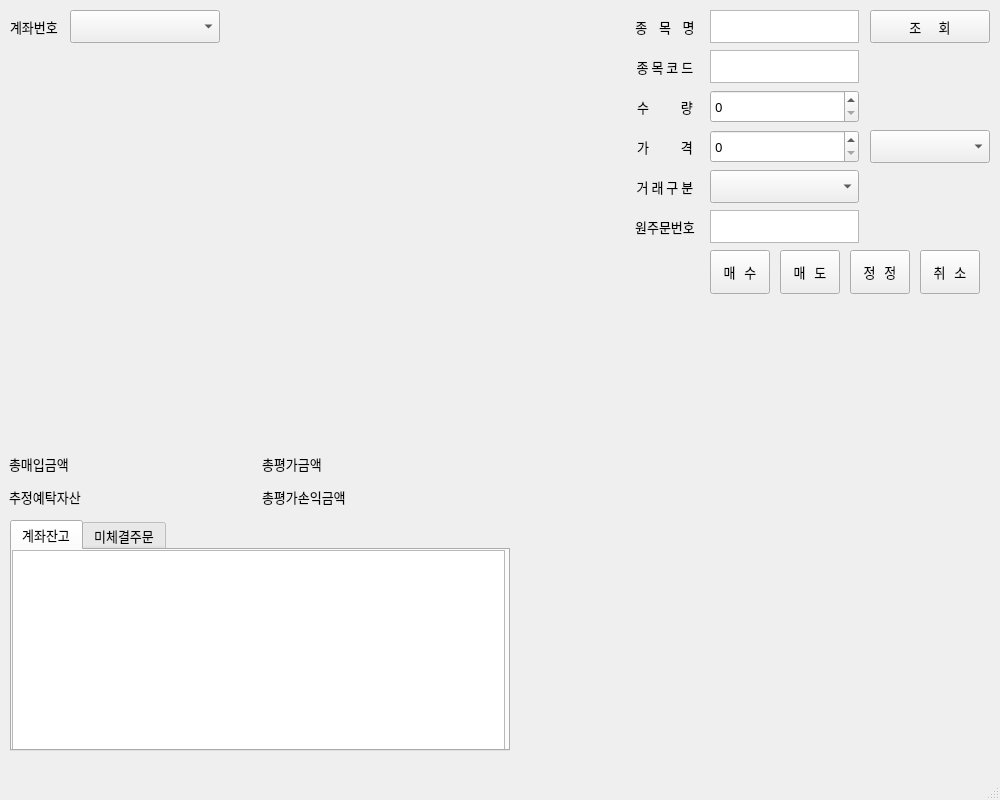
Qt form MyTRBot/main_window.ui (kyunam93/PycharmProjects) before a commit.
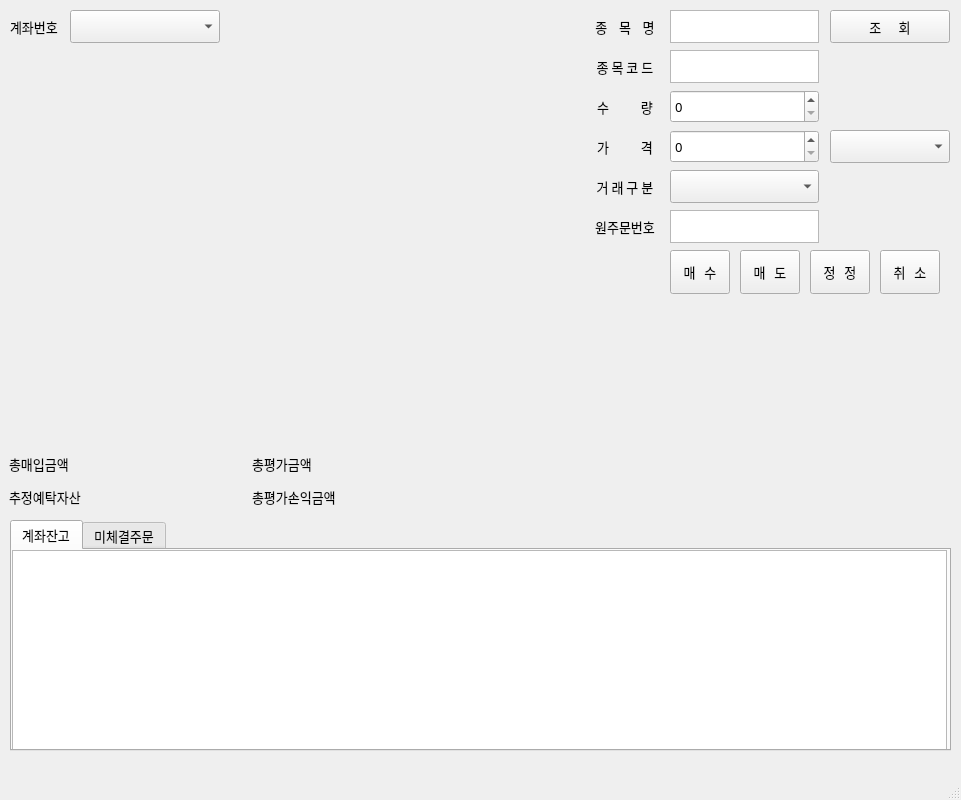
The same form after that commit. The open tabs and pages were chosen to show the change.

What changed in the file:
```diff
--- a/MyTRBot/main_window.ui
+++ b/MyTRBot/main_window.ui
@@ -6,7 +6,7 @@
    <rect>
     <x>0</x>
     <y>0</y>
-    <width>1000</width>
+    <width>961</width>
     <height>800</height>
    </rect>
   </property>
@@ -46,7 +46,7 @@
    <widget class="QLabel" name="label_2">
     <property name="geometry">
      <rect>
-      <x>630</x>
+      <x>590</x>
       <y>10</y>
       <width>70</width>
       <height>33</height>
@@ -62,7 +62,7 @@
    <widget class="QLabel" name="label_3">
     <property name="geometry">
      <rect>
-      <x>630</x>
+      <x>590</x>
       <y>50</y>
       <width>70</width>
       <height>33</height>
@@ -78,7 +78,7 @@
    <widget class="QTextEdit" name="searchItemTextEdit">
     <property name="geometry">
      <rect>
-      <x>710</x>
+      <x>670</x>
       <y>10</y>
       <width>149</width>
       <height>33</height>
@@ -88,7 +88,7 @@
    <widget class="QLabel" name="label_4">
     <property name="geometry">
      <rect>
-      <x>630</x>
+      <x>590</x>
       <y>90</y>
       <width>70</width>
       <height>33</height>
@@ -104,7 +104,7 @@
    <widget class="QLabel" name="label_5">
     <property name="geometry">
      <rect>
-      <x>630</x>
+      <x>590</x>
       <y>130</y>
       <width>70</width>
       <height>33</height>
@@ -120,7 +120,7 @@
    <widget class="QLabel" name="label_6">
     <property name="geometry">
      <rect>
-      <x>630</x>
+      <x>590</x>
       <y>170</y>
       <width>70</width>
       <height>33</height>
@@ -136,7 +136,7 @@
    <widget class="QLabel" name="label_7">
     <property name="geometry">
      <rect>
-      <x>630</x>
+      <x>590</x>
       <y>210</y>
       <width>70</width>
       <height>33</height>
@@ -152,7 +152,7 @@
    <widget class="QTextEdit" name="ordernumberTextEdit">
     <property name="geometry">
      <rect>
-      <x>710</x>
+      <x>670</x>
       <y>210</y>
       <width>149</width>
       <height>33</height>
@@ -162,7 +162,7 @@
    <widget class="QTextEdit" name="itemCodeTextEdit">
     <property name="geometry">
      <rect>
-      <x>710</x>
+      <x>670</x>
       <y>50</y>
       <width>149</width>
       <height>33</height>
@@ -172,7 +172,7 @@
    <widget class="QSpinBox" name="volumeSpinBox">
     <property name="geometry">
      <rect>
-      <x>710</x>
+      <x>670</x>
       <y>90</y>
       <width>149</width>
       <height>33</height>
@@ -182,7 +182,7 @@
    <widget class="QSpinBox" name="priceSpinBox">
     <property name="geometry">
      <rect>
-      <x>710</x>
+      <x>670</x>
       <y>130</y>
       <width>149</width>
       <height>33</height>
@@ -195,7 +195,7 @@
    <widget class="QComboBox" name="tradeGubunComboBox">
     <property name="geometry">
      <rect>
-      <x>710</x>
+      <x>670</x>
       <y>170</y>
       <width>149</width>
       <height>33</height>
@@ -205,7 +205,7 @@
    <widget class="QComboBox" name="gubunComboBox">
     <property name="geometry">
      <rect>
-      <x>870</x>
+      <x>830</x>
       <y>130</y>
       <width>120</width>
       <height>33</height>
@@ -215,7 +215,7 @@
    <widget class="QPushButton" name="searchItemButton">
     <property name="geometry">
      <rect>
-      <x>870</x>
+      <x>830</x>
       <y>10</y>
       <width>120</width>
       <height>33</height>
@@ -228,7 +228,7 @@
    <widget class="QPushButton" name="cancelPushButton">
     <property name="geometry">
      <rect>
-      <x>920</x>
+      <x>880</x>
       <y>250</y>
       <width>60</width>
       <height>44</height>
@@ -241,7 +241,7 @@
    <widget class="QPushButton" name="changePushButton">
     <property name="geometry">
      <rect>
-      <x>850</x>
+      <x>810</x>
       <y>250</y>
       <width>60</width>
       <height>44</height>
@@ -254,7 +254,7 @@
    <widget class="QPushButton" name="sellPushButton">
     <property name="geometry">
      <rect>
-      <x>780</x>
+      <x>740</x>
       <y>250</y>
       <width>60</width>
       <height>44</height>
@@ -267,7 +267,7 @@
    <widget class="QPushButton" name="buyPushButton">
     <property name="geometry">
      <rect>
-      <x>710</x>
+      <x>670</x>
       <y>250</y>
       <width>60</width>
       <height>44</height>
@@ -282,7 +282,7 @@
      <rect>
       <x>10</x>
       <y>520</y>
-      <width>500</width>
+      <width>941</width>
       <height>231</height>
      </rect>
     </property>
@@ -298,7 +298,7 @@
        <rect>
         <x>0</x>
         <y>0</y>
-        <width>493</width>
+        <width>935</width>
         <height>203</height>
        </rect>
       </property>
@@ -325,7 +325,7 @@
      <rect>
       <x>9</x>
       <y>450</y>
-      <width>500</width>
+      <width>480</width>
       <height>60</height>
      </rect>
     </property>
```
Left out of the diff: 6 changed lines with no effect on the pictures.
